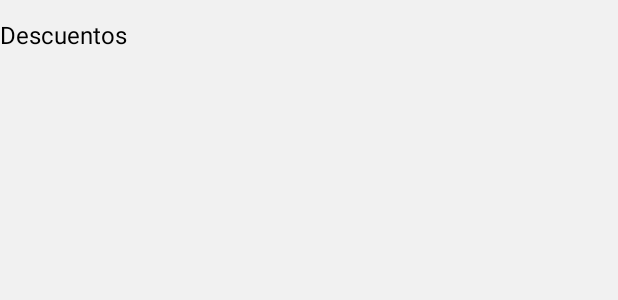
After one commit to Geider10/MiMenu, an Android app: the layout carrusel_section_home.xml on its own in the app's theme, with its tools: preview values and no code run, on a phone screen of 412 x 824 dp. The commit adds this screen. Shown: the top 300 px of the screen. Run offline under Robolectric (Android 15) with nearby library versions, the phone set to English and light mode, and no system bars.

Commit message:
feat: update data of homeFragment and add layout carruselSection

```diff
--- a/app/src/main/java/com/example/mimenu/ui/home/FirstFragment.kt
+++ b/app/src/main/java/com/example/mimenu/ui/home/FirstFragment.kt
@@ -43,8 +43,7 @@ class FirstFragment : Fragment(), OnClickHome {
     private fun setupDiscountRecycler(){
         val foodOfferList = appViewModel.getAllFoodOffer(4)
         val adapter = DiscountAdapter(foodOfferList, this)
-        binding.rvDiscountHome.layoutManager = LinearLayoutManager(requireContext(), LinearLayoutManager.HORIZONTAL, false)
-        binding.rvDiscountHome.adapter = adapter
+        //binding.rvDiscountHome.layoutManager = LinearLayoutManager(requireContext(), LinearLayoutManager.HORIZONTAL, false)
     }
     override fun onClickDiscount(food: FoodModel) {
         val order = OrderModel(name= food.name, description = food.description, price = food.price, img = food.img, priceTotal = food.price, quantity = 1, discount = food.discount)
@@ -54,8 +53,7 @@ class FirstFragment : Fragment(), OnClickHome {
     private fun setupVoucherRecycler(){
         val voucherList = appViewModel.getAllVouchers(4)
         val adapter = VoucherAdapter(voucherList, this)
-        binding.rvVoucherHome.layoutManager = LinearLayoutManager(requireContext(),LinearLayoutManager.HORIZONTAL,false)
-        binding.rvVoucherHome.adapter =adapter
+        //binding.rvVoucherHome.layoutManager = LinearLayoutManager(requireContext(),LinearLayoutManager.HORIZONTAL,false)
     }
     override fun onClickVoucher(voucher: VoucherModel) {
         val action = FirstFragmentDirections.actionFirstFragmentToVocuherDetailFragment(voucher)
--- /dev/null
+++ b/app/src/main/res/layout/carrusel_section_home.xml
@@ -0,0 +1,21 @@
+<?xml version="1.0" encoding="utf-8"?>
+<LinearLayout xmlns:android="http://schemas.android.com/apk/res/android"
+    android:layout_width="match_parent"
+    android:layout_height="wrap_content"
+    xmlns:tools="http://schemas.android.com/tools"
+    android:orientation="vertical"
+    android:id="@+id/carruselSectionHome">
+    <TextView
+        android:id="@+id/tvCarruselSectionHome"
+        android:layout_width="wrap_content"
+        android:layout_height="wrap_content"
+        android:textColor="@color/black"
+        android:textSize="16dp"
+        android:layout_marginTop="12dp"
+        android:layout_marginBottom="4dp"
+        tools:text="Descuentos"/>
+    <androidx.recyclerview.widget.RecyclerView
+        android:id="@+id/rvCarruselSectionHome"
+        android:layout_width="match_parent"
+        android:layout_height="wrap_content"/>
+</LinearLayout>
```
Also changed, not shown: app/src/main/res/layout/fragment_first.xml (+4 -36 lines).
